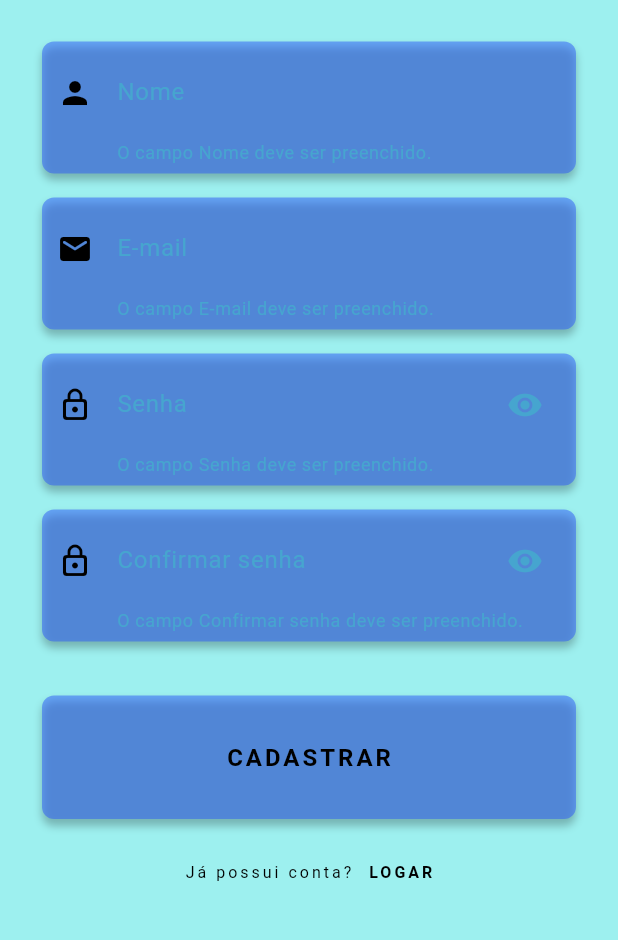
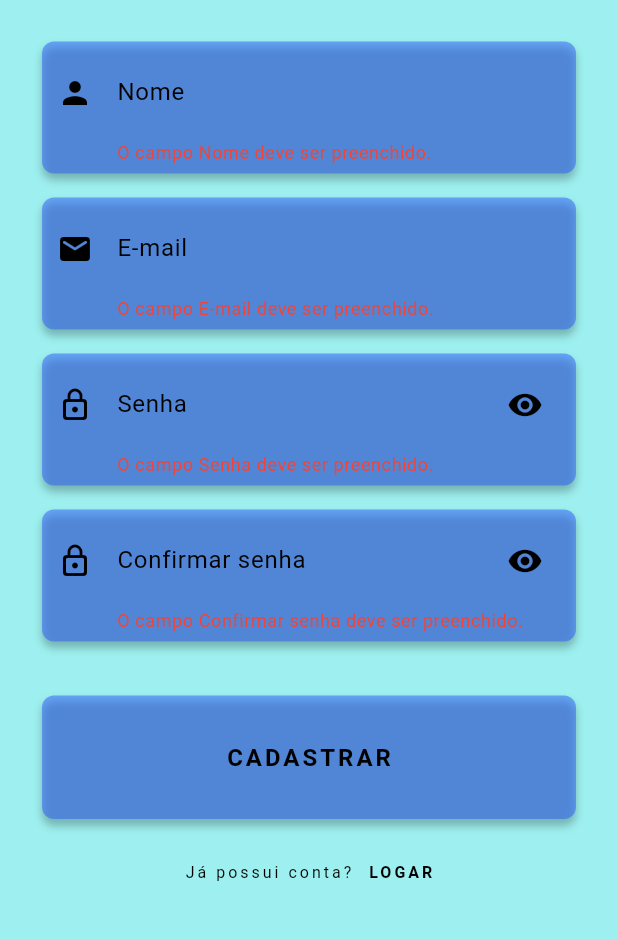
Before and after one commit to karen-matsunaga/DictionaryApp, a Flutter app: the AccountCreatePage screen opened by its route, after a tap on "CADASTRAR", on a phone screen of 412 x 824 dp, the part 245-1185 px from its top. Run offline on Flutter 3.47's test engine with Material 3 defaults, Android fonts, the phone set to English and light mode, and no system bars; our stand-ins replace shared_preferences, sqflite; accounts and stored records are empty.

Commit message:
2024-07-19 App theme improved

```diff
--- a/lib/controllers/light_theme.dart
+++ b/lib/controllers/light_theme.dart
@@ -24,6 +24,8 @@ ThemeData lightTheme = ThemeData(
   // INPUT DECORATION
   inputDecorationTheme: InputDecorationTheme(fillColor: backgroundAppBarSearch),
 
+  textSelectionTheme: TextSelectionThemeData(cursorColor: lightText),
+
   // COLOR SCHEME
   colorScheme: ColorScheme.light(
     // SCAFFOLD
--- a/lib/views/home/custom_icon_widget.dart
+++ b/lib/views/home/custom_icon_widget.dart
@@ -18,8 +18,10 @@ class IconDrawer extends StatelessWidget {
   Widget build(BuildContext context) {
     // MENU DA CONFIGURAÇÃO
     return ListTile(
-      leading: Icon(icon,
-          size: provider.Provider.of<FontSizeConfig>(context).fontSize),
+      leading: Icon(
+        icon,
+        size: provider.Provider.of<FontSizeConfig>(context).fontSize,
+      ),
       title: Text(
         title,
         style: TextStyle(
--- a/lib/views/login/custom_form_widget.dart
+++ b/lib/views/login/custom_form_widget.dart
@@ -53,6 +53,8 @@ class _CustomFormState extends State<CustomForm> {
         controller: widget.controller,
         validator: (value) => widget.validator(value),
         decoration: InputDecoration(
+          labelStyle: TextStyle(color: Theme.of(context).colorScheme.onPrimary),
+          errorStyle: TextStyle(color: Theme.of(context).colorScheme.onError),
           icon: widget.icon,
           border: InputBorder.none,
           labelText: widget.label,
--- a/lib/views/login/custom_pass_widget.dart
+++ b/lib/views/login/custom_pass_widget.dart
@@ -46,12 +46,15 @@ class _PasswordFormState extends State<PasswordForm> {
         keyboardType: TextInputType.visiblePassword,
         textInputAction: TextInputAction.next,
         maxLines: 1,
-        style:
-            TextStyle(fontSize: Provider.of<FontSizeConfig>(context).fontSize),
+        style: TextStyle(
+          fontSize: Provider.of<FontSizeConfig>(context).fontSize,
+        ),
         controller: widget.controller,
         obscureText: _obscureText,
         validator: (value) => widget.validator(value),
         decoration: InputDecoration(
+          labelStyle: TextStyle(color: Theme.of(context).colorScheme.onPrimary),
+          errorStyle: TextStyle(color: Theme.of(context).colorScheme.onError),
           icon: const Icon(
             Icons.lock_outline_rounded,
           ),
@@ -60,6 +63,7 @@ class _PasswordFormState extends State<PasswordForm> {
           hintText: widget.hint,
           // VISUALIZAÇÃO DA SENHA
           suffixIcon: IconButton(
+            color: Theme.of(context).iconTheme.color,
             icon: Icon(_obscureText ? Icons.visibility : Icons.visibility_off),
             onPressed: () {
               setState(() {
```
